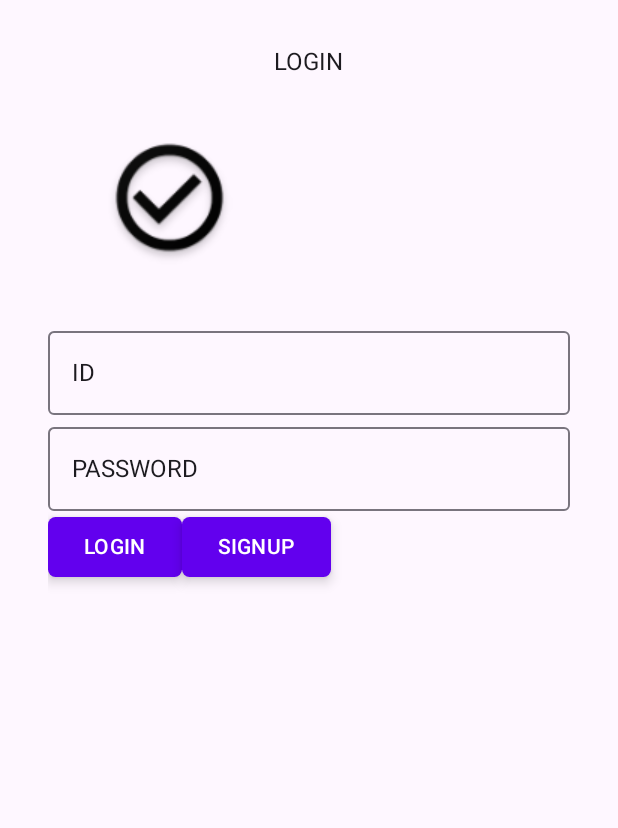
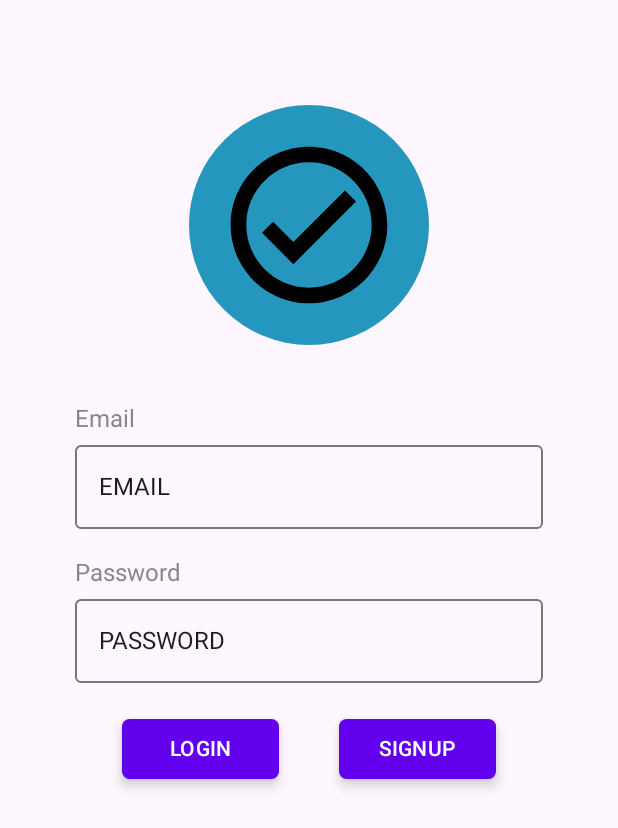
Before and after one commit to dawn-Wi/StudyLabS, an Android app built with Jetpack Compose: the composable LoginScreen shown on its own in the app's theme, on a phone screen of 412 x 824 dp. Shown: the top 828 px of the screen. Run offline under Robolectric (Android 15) with nearby library versions, the phone set to English and light mode, and no system bars; our stand-ins replace Dagger/Hilt's generated code.

```diff
--- a/app/src/main/java/com/dawn/studylab/navigation/NavScreen.kt
+++ b/app/src/main/java/com/dawn/studylab/navigation/NavScreen.kt
@@ -12,5 +12,10 @@ sealed class NavScreen(
         displayName = "로그인",
         shouldShowNavBars = false
     )
+    object Signup : NavScreen(
+        route = "signup_screen",
+        displayName = "회원가입",
+        shouldShowNavBars = false
+    )
 
 }
--- a/app/src/main/java/com/dawn/studylab/navigation/navgraph/AuthNavGraph.kt
+++ b/app/src/main/java/com/dawn/studylab/navigation/navgraph/AuthNavGraph.kt
@@ -7,6 +7,7 @@ import com.dawn.studylab.navigation.AUTH_NAV_GRAPH_ROUTE
 import com.dawn.studylab.navigation.NavGraph
 import com.dawn.studylab.navigation.NavScreen
 import com.dawn.studylab.ui.auth.login.LoginScreen
+import com.dawn.studylab.ui.auth.signup.SignupScreen
 
 fun NavGraphBuilder.authNavGraph(){
     navigation(
@@ -16,5 +17,8 @@ fun NavGraphBuilder.authNavGraph(){
         composable(route = NavScreen.Login.route){
             LoginScreen()
         }
+        composable(route = NavScreen.Signup.route){
+            SignupScreen()
+        }
     }
 }
--- a/app/src/main/java/com/dawn/studylab/ui/auth/login/LoginScreen.kt
+++ b/app/src/main/java/com/dawn/studylab/ui/auth/login/LoginScreen.kt
@@ -2,7 +2,11 @@ package com.dawn.studylab.ui.auth.login
 
 import android.util.Log
 import androidx.compose.foundation.Image
+import androidx.compose.foundation.background
 import androidx.compose.foundation.layout.*
+import androidx.compose.foundation.shape.CircleShape
+import androidx.compose.material.icons.Icons
+import androidx.compose.material.icons.outlined.CheckCircle
 import androidx.compose.material3.ExperimentalMaterial3Api
 import androidx.compose.material3.Surface
 import androidx.compose.material3.*
@@ -10,6 +14,10 @@ import androidx.compose.runtime.Composable
 import androidx.compose.runtime.getValue
 import androidx.compose.ui.Alignment
 import androidx.compose.ui.Modifier
+import androidx.compose.ui.draw.clip
+import androidx.compose.ui.draw.scale
+import androidx.compose.ui.graphics.Color
+import androidx.compose.ui.layout.ContentScale
 import androidx.compose.ui.res.painterResource
 import androidx.compose.ui.text.input.ImeAction
 import androidx.compose.ui.tooling.preview.Preview
@@ -32,28 +40,68 @@ fun LoginScreen(
     Surface(
         modifier = Modifier
             .fillMaxSize()
-            .padding(32.dp)
+            .padding(50.dp)
+    ) {
+        Column(
+            modifier = Modifier
+                .fillMaxWidth(),
+            verticalArrangement = Arrangement.spacedBy(20.dp)
         ) {
             Column(
                 modifier = Modifier
                     .fillMaxWidth()
+                    .height(200.dp),
+                verticalArrangement = Arrangement.Center
             ) {
+                Row(
+                    modifier = Modifier
+                        .fillMaxWidth(),
+                    horizontalArrangement = Arrangement.Center
+                ) {
+                    Box(
+                        modifier = Modifier
+                            .size(160.dp)
+                            .clip(CircleShape)
+                            .background(
+                                Color(
+                                    0xFF2596BE
+                                )
+                            )
+                            .align(Alignment.CenterVertically),
+                    ) {
+                        Image(
+                            modifier = Modifier
+                                .align(Alignment.Center)
+                                .size(125.dp),
+                            imageVector = Icons.Outlined.CheckCircle,
+                            contentDescription = "Login Logo Image",
+                        )
+                    }
+                }
+            }
+            Box() {
+                Column() {
                     Text(
-                modifier = Modifier
-                    .align(Alignment.CenterHorizontally),
-                text = "LOGIN",
-            )
-            Image(
-                painter = painterResource(id = R.drawable.loginlogo),
-                contentDescription = "Login Logo Image"
+                        modifier = Modifier,
+                        text = "Email",
+                        color = Color.Gray
                     )
                     TextInputField(
                         modifier = Modifier.fillMaxWidth(),
                         value = username,
                         onValueChange = { viewModel.onEvent(LoginUiEvent.UsernameChanged(it)) },
-                label = "ID",
-                placeholder = "ID를 입력해주세요",
+                        label = "EMAIL",
+                        placeholder = "EMAIL를 입력해주세요",
                         imeAction = ImeAction.Next
+                    )
+                }
+            }
+            Box() {
+                Column() {
+                    Text(
+                        modifier = Modifier,
+                        text = "Password",
+                        color = Color.Gray
                     )
                     PasswordInputField(
                         modifier = Modifier.fillMaxWidth(),
@@ -63,12 +111,22 @@ fun LoginScreen(
                         placeholder = "PASSWORD를 입력해주세요",
                         imeAction = ImeAction.Done
                     )
-            Row() {
+                }
+            }
+
+            Row(
+                modifier = Modifier
+                    .fillMaxWidth(0.8f)
+                    .align(Alignment.CenterHorizontally),
+                horizontalArrangement = Arrangement.spacedBy(40.dp)
+            ) {
                 SSButton(
-                    onClick = { viewModel.onEvent(LoginUiEvent.LoginPressed)},
+                    modifier = Modifier.weight(1f),
+                    onClick = { viewModel.onEvent(LoginUiEvent.LoginPressed) },
                     text = "LOGIN",
                 )
                 SSButton(
+                    modifier = Modifier.weight(1f),
                     onClick = { /*TODO*/ },
                     text = "SIGNUP"
                 )
--- a/app/src/main/java/com/dawn/studylab/ui/auth/login/LoginViewModel.kt
+++ b/app/src/main/java/com/dawn/studylab/ui/auth/login/LoginViewModel.kt
@@ -7,6 +7,7 @@ import androidx.compose.runtime.getValue
 import androidx.compose.runtime.mutableStateOf
 import androidx.lifecycle.ViewModel
 import androidx.lifecycle.viewModelScope
+import com.dawn.studylab.navigation.NavScreen
 import com.dawn.studylab.service.NavService
 import com.dawn.studylab.service.SnackbarService
 import dagger.hilt.android.lifecycle.HiltViewModel
@@ -33,6 +34,7 @@ class LoginViewModel @Inject constructor(
         }else if(form.password.isEmpty()||form.password.length<=4){
             isValid = false
         }
+        _isFormValid.value = isValid
     }
 
     fun onEvent(event: LoginUiEvent) {
@@ -56,6 +58,7 @@ class LoginViewModel @Inject constructor(
                     }
                 }
             }
+            LoginUiEvent.SignUpPressed -> navService.navigate(NavScreen.Signup)
         }
     }
 }
@@ -69,4 +72,5 @@ sealed class LoginUiEvent {
     data class UsernameChanged(val username: String) : LoginUiEvent()
     data class PasswordChanged(val password: String) : LoginUiEvent()
     object LoginPressed : LoginUiEvent()
+    object SignUpPressed : LoginUiEvent()
 }
--- a/build.gradle
+++ b/build.gradle
@@ -5,7 +5,7 @@ buildscript {
         hilt_version = '2.42'
     }
     dependencies {
-//        classpath 'com.google.gms:google-services:4.3.14'
+        classpath 'com.google.gms:google-services:4.3.14'
         classpath "com.google.dagger:hilt-android-gradle-plugin:$hilt_version"
     }
 }// Top-level build file where you can add configuration options common to all sub-projects/modules.
```
Also changed, not shown: app/build.gradle (+6 -6 lines), app/src/main/java/com/dawn/studylab/model/User.kt (added, +11 -0 lines), app/src/main/java/com/dawn/studylab/ui/auth/signup/SignupScreen.kt (+85 -0 lines), app/src/main/java/com/dawn/studylab/ui/auth/signup/SignupViewModel.kt (+97 -3 lines), app/src/main/res/drawable-v24/loginlogo.png (deleted). Lines whose indentation alone changed are shown as unchanged.
